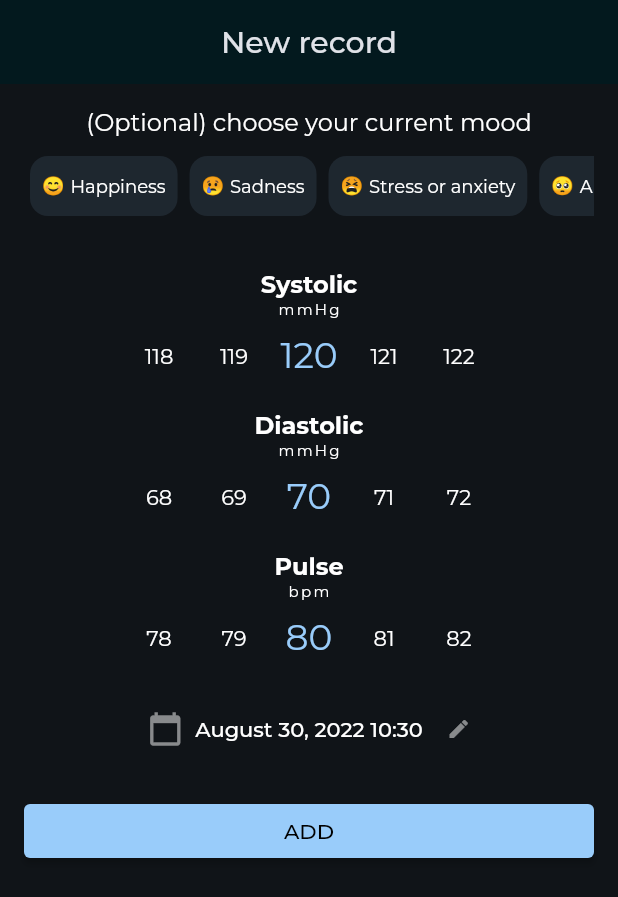
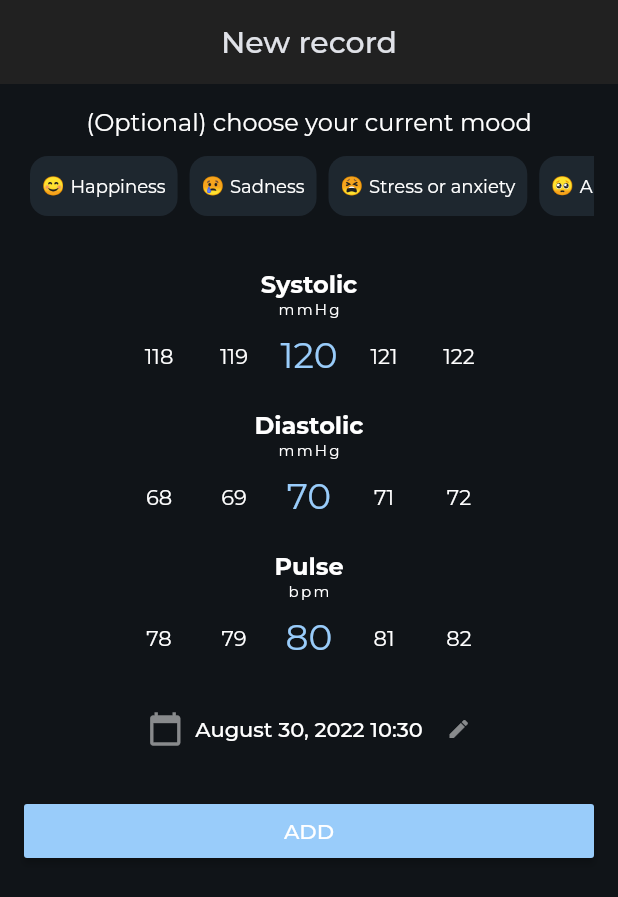
Before and after one commit to sunderee/collector, a Flutter app: the NewRecordScreen screen opened by its route, on a phone screen of 412 x 824 dp. Shown: the top 897 px of the screen. Run offline on Flutter 3.47's test engine with Material 2 defaults, Android fonts, the phone set to English and light mode, and no system bars; our stand-ins replace get_it, go_router, google_fonts, isar; accounts and stored records are empty; generated files the repository leaves out were written again.

Commit message:
Change theme to be dark-first

```diff
--- a/lib/ui/themes/app.theme.dart
+++ b/lib/ui/themes/app.theme.dart
@@ -22,9 +22,6 @@ class AppTheme {
           centerTitle: true,
           color: ColorTheme.colorBackgroundDark,
         ),
-        buttonTheme: const ButtonThemeData(
-          textTheme: ButtonTextTheme.primary,
-        ),
       );
 
   const AppTheme._();
--- a/lib/ui/themes/color.theme.dart
+++ b/lib/ui/themes/color.theme.dart
@@ -2,7 +2,8 @@ import 'package:flutter/material.dart';
 
 class ColorTheme {
   static const Color colorProduct = Color(0xFF20A4F3);
-  static const Color colorBackgroundDark = Color(0xFF03191E);
+  static const Color colorBackgroundLight = Color(0xFFFAFAFA);
+  static const Color colorBackgroundDark = Color(0xFF212121);
 
   const ColorTheme._();
 }
```
